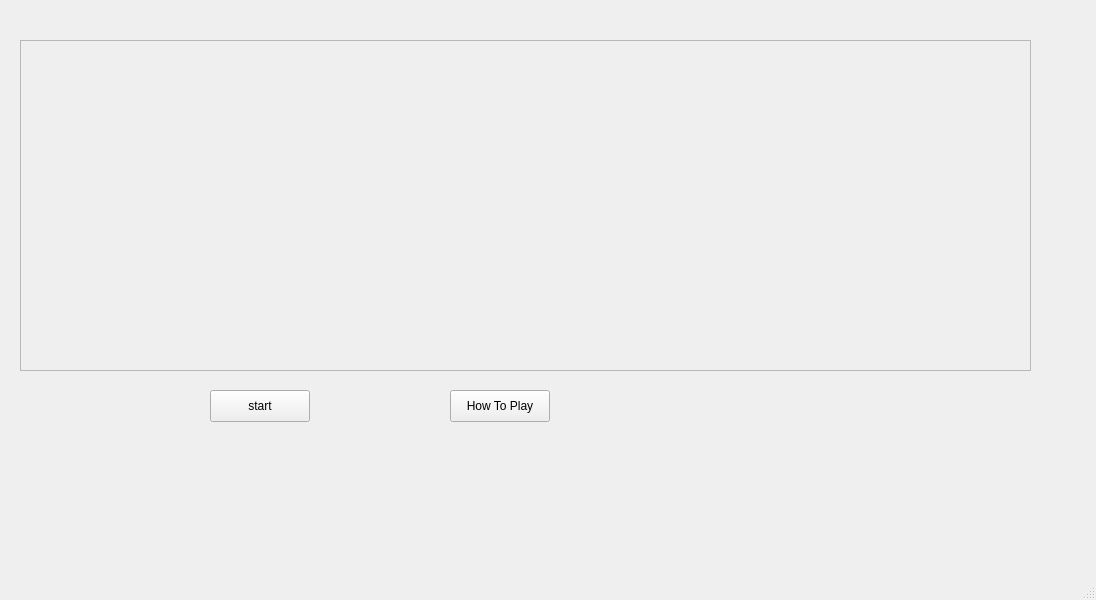
cmh0728/SEA-ME-warm-up, file Modules/module04/RacingGame/racinggame.ui: the form before one commit.
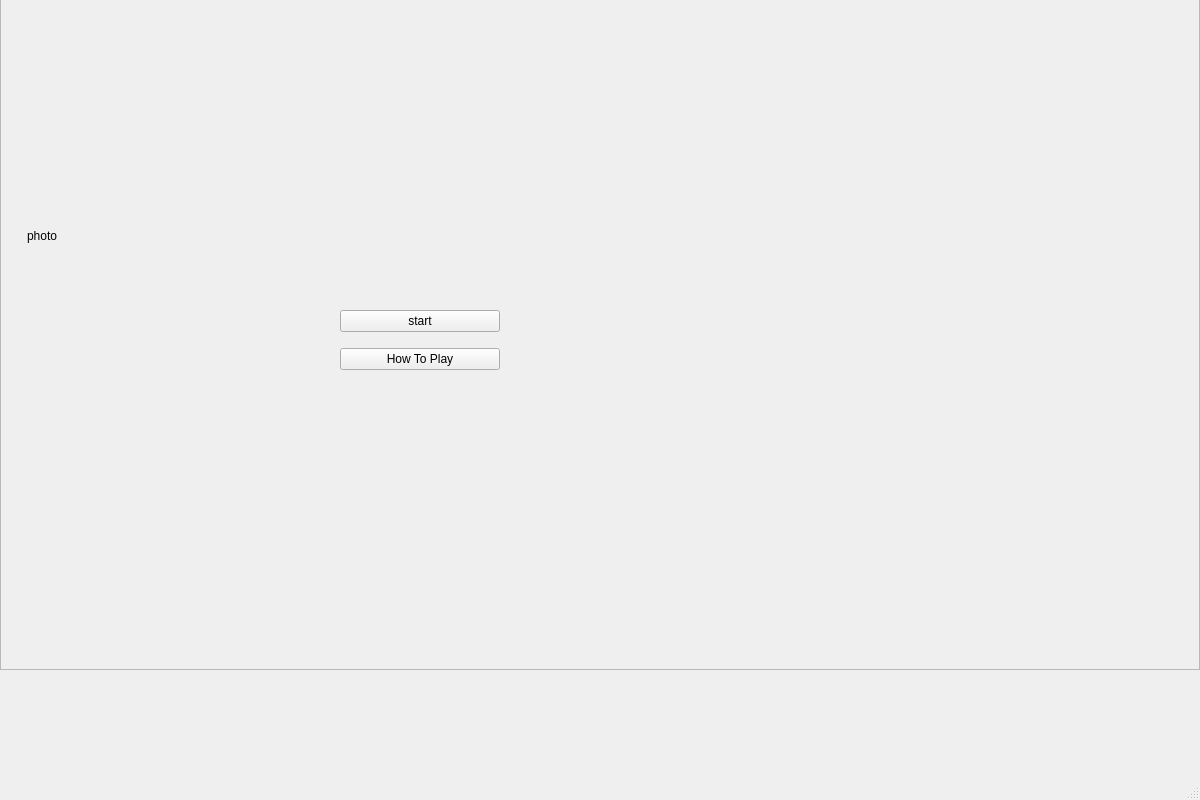
The form after the commit.

Patch:
```diff
--- a/Modules/module04/RacingGame/racinggame.ui
+++ b/Modules/module04/RacingGame/racinggame.ui
@@ -6,8 +6,8 @@
    <rect>
     <x>0</x>
     <y>0</y>
-    <width>1096</width>
-    <height>600</height>
+    <width>1200</width>
+    <height>800</height>
    </rect>
   </property>
   <property name="windowTitle">
@@ -20,10 +20,10 @@
    <widget class="QFrame" name="trackFrame">
     <property name="geometry">
      <rect>
-      <x>20</x>
-      <y>40</y>
-      <width>1011</width>
-      <height>331</height>
+      <x>0</x>
+      <y>-30</y>
+      <width>1200</width>
+      <height>700</height>
      </rect>
     </property>
     <property name="frameShape">
@@ -32,33 +32,46 @@
     <property name="frameShadow">
      <enum>QFrame::Shadow::Raised</enum>
     </property>
-   </widget>
+    <widget class="QWidget" name="verticalLayoutWidget">
+     <property name="geometry">
+      <rect>
+       <x>340</x>
+       <y>330</y>
+       <width>160</width>
+       <height>80</height>
+      </rect>
+     </property>
+     <layout class="QVBoxLayout" name="verticalLayout">
+      <item>
    <widget class="QPushButton" name="startButton">
-    <property name="geometry">
-     <rect>
-      <x>210</x>
-      <y>390</y>
-      <width>100</width>
-      <height>32</height>
-     </rect>
-    </property>
     <property name="text">
      <string>start</string>
     </property>
    </widget>
+      </item>
+      <item>
    <widget class="QPushButton" name="howToPlayButton">
-    <property name="geometry">
-     <rect>
-      <x>450</x>
-      <y>390</y>
-      <width>100</width>
-      <height>32</height>
-     </rect>
-    </property>
     <property name="text">
      <string>How To Play</string>
     </property>
    </widget>
+      </item>
+     </layout>
+    </widget>
+    <widget class="QLabel" name="introLabel">
+     <property name="geometry">
+      <rect>
+       <x>27</x>
+       <y>30</y>
+       <width>771</width>
+       <height>471</height>
+      </rect>
+     </property>
+     <property name="text">
+      <string>photo</string>
+     </property>
+    </widget>
+   </widget>
   </widget>
   <widget class="QMenuBar" name="menubar">
    <property name="geometry">
```
Left out of the diff: 2 changed lines with no effect on the pictures. Lines whose indentation alone changed are shown as unchanged.
